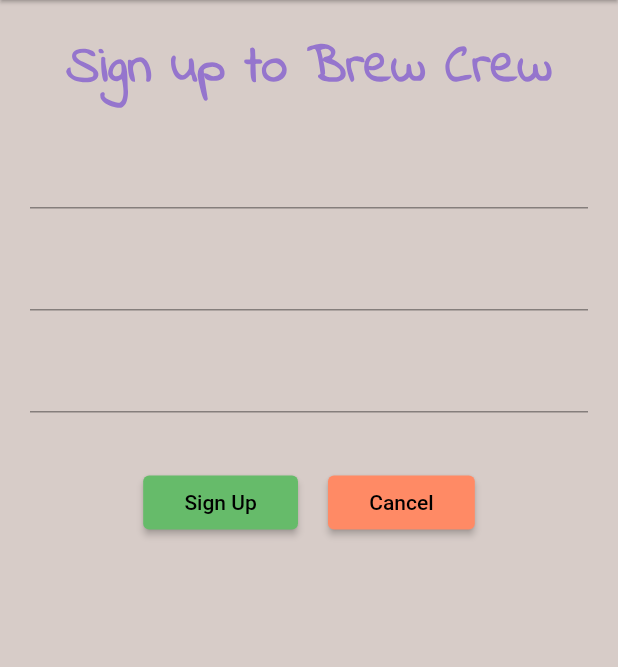
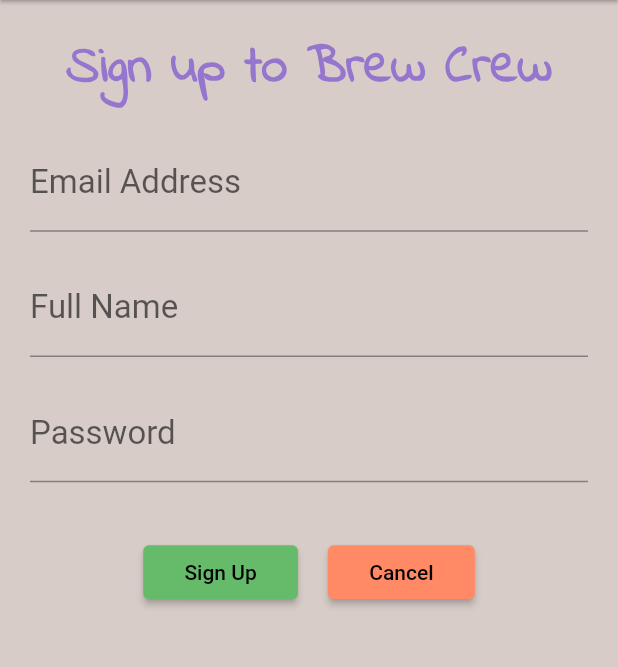
Before and after one commit to kiranparajuli589/flutter-firebase-brew, a Flutter app: the Register screen opened directly, on a phone screen of 412 x 824 dp, the part 84-751 px from its top. Run offline on Flutter 3.47's test engine with Material 2 defaults, Android fonts, the phone set to English and light mode, and no system bars; our stand-ins replace firebase_auth; accounts and stored records are empty.

Commit message:
Added textField inputDecoration

```diff
--- a/lib/screens/authenticate/register.dart
+++ b/lib/screens/authenticate/register.dart
@@ -61,6 +61,15 @@ class _RegisterState extends State<Register> {
                 height: 20.0,
               ),
               TextFormField(
+                decoration: InputDecoration(
+                  labelText: "Email Address",
+                  labelStyle: TextStyle(fontSize: 22.0),
+                  hintText: "example@host.com",
+                  hintStyle: TextStyle(
+                    color: Colors.grey[400],
+                    fontStyle: FontStyle.italic,
+                  ),
+                ),
                 validator: (value) {
                   if (value.isEmpty) {
                     return "Enter an email address";
@@ -77,6 +86,15 @@ class _RegisterState extends State<Register> {
                 height: 20.0,
               ),
               TextFormField(
+                decoration: InputDecoration(
+                  labelText: "Full Name",
+                  labelStyle: TextStyle(fontSize: 22.0),
+                  hintText: "Kiran Parajuli",
+                  hintStyle: TextStyle(
+                    color: Colors.grey[400],
+                    fontStyle: FontStyle.italic,
+                  ),
+                ),
                 validator: (value) {
                   if (value.isEmpty) {
                     return "Enter your full name.";
@@ -93,6 +111,15 @@ class _RegisterState extends State<Register> {
                 height: 20.0,
               ),
               TextFormField(
+                decoration: InputDecoration(
+                  labelText: "Password",
+                  labelStyle: TextStyle(fontSize: 22.0),
+                  hintText: "password",
+                  hintStyle: TextStyle(
+                    color: Colors.grey[400],
+                    fontStyle: FontStyle.italic,
+                  ),
+                ),
                 validator: (value) {
                   if (value.length < 6) {
                     return "Enter a password 6+ characters long.";
```
Also changed, not shown: lib/screens/authenticate/sign_in.dart (+18 -0 lines).
